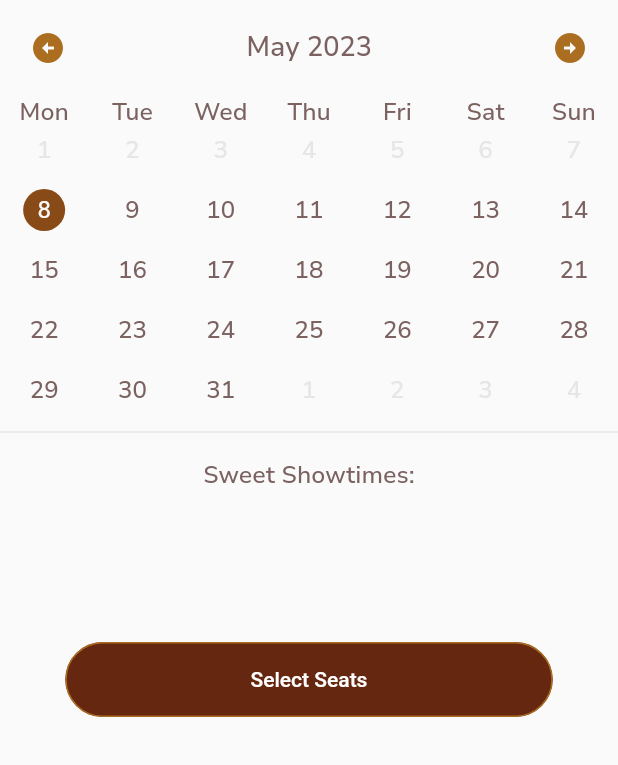
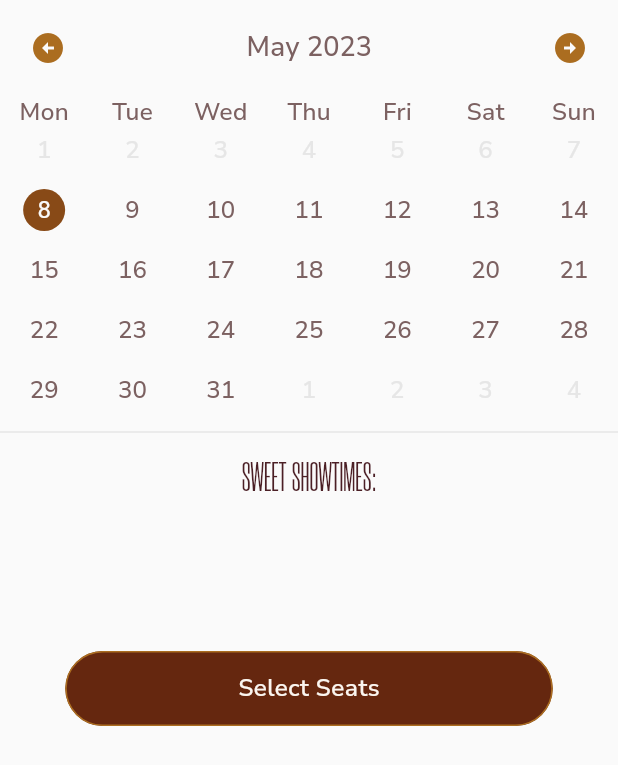
Before and after one commit to SofiiaServetnyk/cinneman_app, a Flutter app: the CustomCalendar widget shown alone on an empty page, opened directly with empty values, on a phone screen of 412 x 824 dp. Shown: the top 765 px of the screen. Run offline on Flutter 3.47's test engine with Material 2 defaults, Android fonts, the phone set to English and light mode, and no system bars; drawn by our look-alikes of table_calendar; our stand-ins replace bloc, dio, flutter_bloc, flutter_dotenv, shared_preferences; missing offline and left inert: cryptography; accounts and stored records are empty; network calls fail.

Commit message:
small UI fixes

```diff
--- a/lib/features/home/presentation/widgets/custom_calendar.dart
+++ b/lib/features/home/presentation/widgets/custom_calendar.dart
@@ -115,7 +115,12 @@ class _CustomCalendarState extends State<CustomCalendar> {
           lastDay: widget.lastDay),
       const Divider(),
       const SizedBox(height: SizedBoxSize.sbs10),
-      Container(child: Text("Sweet Showtimes:", style: nunito.black)),
+      Container(
+          child: Text(
+        "Sweet Showtimes:".toUpperCase(),
+        style: TextStyle(
+            fontFamily: 'Morganite', fontSize: 28, color: CustomColors.brown3),
+      )),
       const SizedBox(height: SizedBoxSize.sbs10),
       Padding(
         padding: Paddings.all5,
@@ -123,13 +128,15 @@ class _CustomCalendarState extends State<CustomCalendar> {
           height: 50,
           child: loading
               ? Text('Loading...', style: nunito)
-              : ListView.builder(
+              : Center(
+                  child: Container(
+                    child: ListView.builder(
                         scrollDirection: Axis.horizontal,
                         itemCount: sessions.length,
                         itemBuilder: (BuildContext context, int index) {
                           return SessionSelectionButton(
-                      sessionTime:
-                          DateFormat('HH:mm').format(sessions[index].date),
+                            sessionTime: DateFormat('HH:mm')
+                                .format(sessions[index].date),
                             selected: selectedSession != null &&
                                 selectedSession == sessions[index],
                             onTap: () {
@@ -141,8 +148,10 @@ class _CustomCalendarState extends State<CustomCalendar> {
                         }),
                   ),
                 ),
+        ),
+      ),
       Padding(
-        padding: EdgeInsets.symmetric(vertical: 30, horizontal: 20),
+        padding: const EdgeInsets.symmetric(vertical: 30, horizontal: 20),
         child: CustomButton(
             onPressed: () {
               if (selectedSession != null) {
@@ -152,9 +161,9 @@ class _CustomCalendarState extends State<CustomCalendar> {
                     .openMovieSessionPage(selectedSession!);
               }
             },
-            child: const Text('Select Seats')),
+            child: Text('Select Seats', style: nunito.white)),
       ),
-      SizedBox(height: SizedBoxSize.sbs25)
+      const SizedBox(height: SizedBoxSize.sbs25)
     ]);
   }
 }
--- a/lib/features/home/presentation/widgets/session_button.dart
+++ b/lib/features/home/presentation/widgets/session_button.dart
@@ -1,3 +1,4 @@
+import 'package:cinneman/core/style/colors.dart';
 import 'package:cinneman/core/style/text_style.dart';
 import 'package:flutter/material.dart';
 
@@ -17,11 +18,11 @@ class SessionSelectionButton extends StatelessWidget {
     return GestureDetector(
       onTap: onTap,
       child: Container(
-        margin: const EdgeInsets.all(5),
+        margin: const EdgeInsets.all(10),
         // height: 100,        padding: Paddings.all10,
         width: ButtonSize.sessionMinWidth,
         decoration: BoxDecoration(
-            color: selected ? Colors.blue : Colors.green,
+            color: selected ? CustomColors.brown1 : CustomColors.yellow17,
             borderRadius: BorderRadius.circular(CustomBorderRadius.br)),
         child: Center(
           child: Text(sessionTime,
```
Also changed, not shown: 1 other file. Lines whose indentation alone changed are shown as unchanged.
